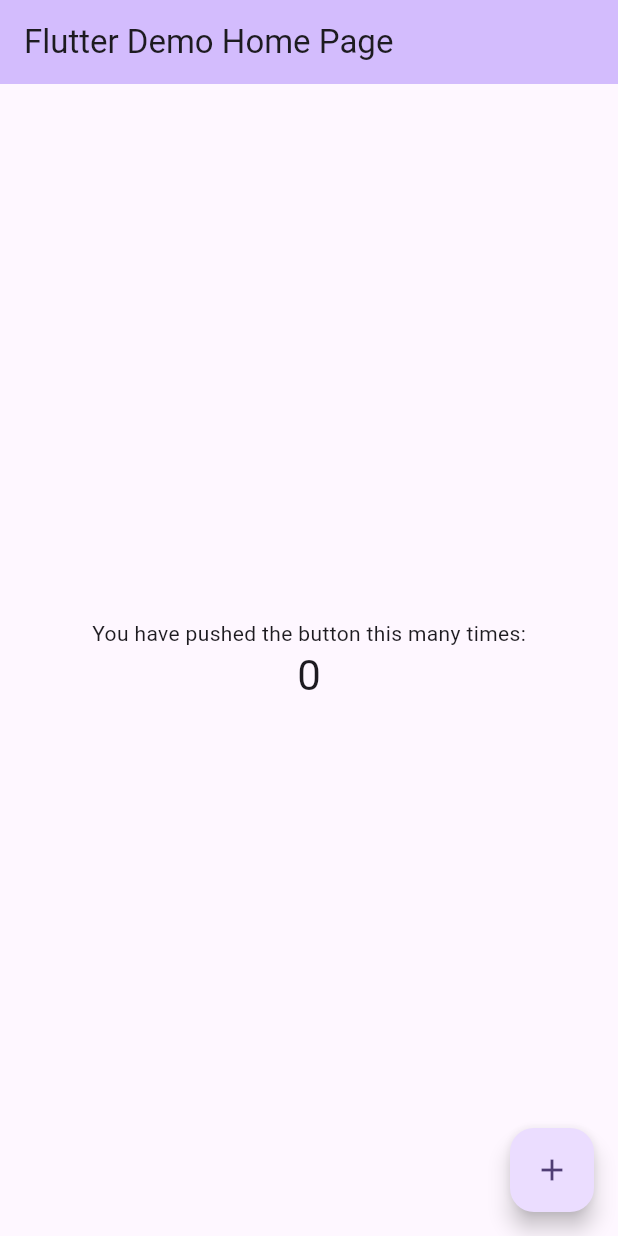
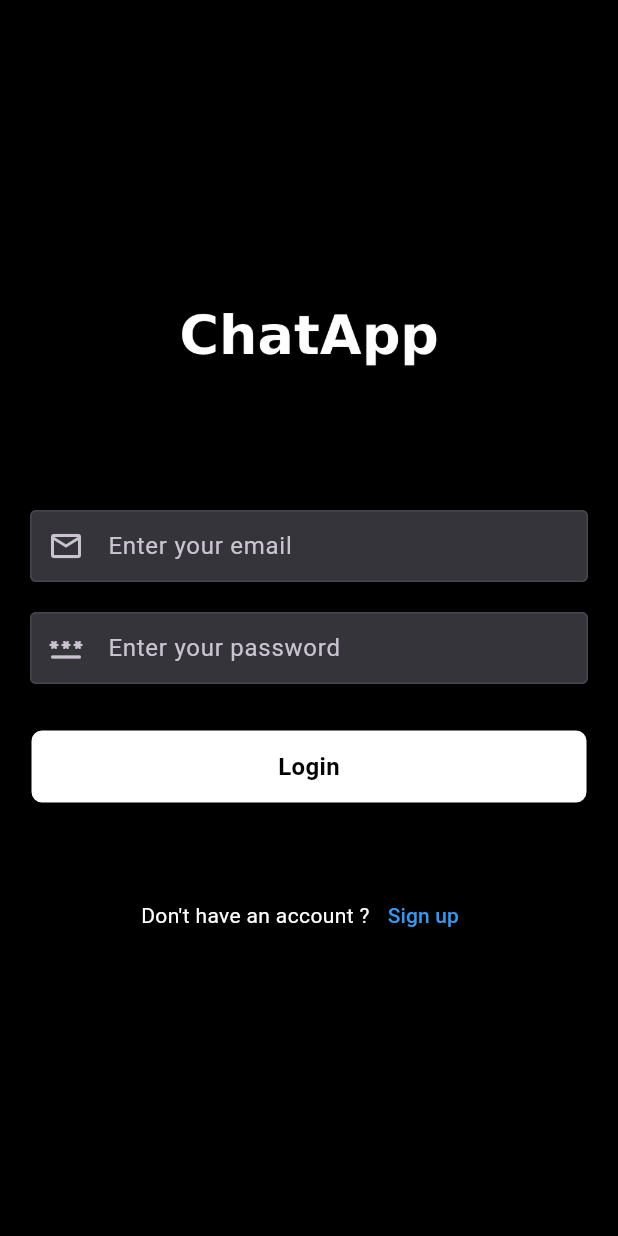
Before and after one commit to kanhaiya3152/Talksy, a Flutter app: the screen it shows after launch, on a phone screen of 412 x 824 dp. Run offline on Flutter 3.47's test engine with Material 3 defaults, Android fonts, the phone set to English and light mode, and no system bars; our stand-ins replace cloud_firestore, firebase_auth, firebase_core; accounts and stored records are empty.

Commit message:
added login screen and authorization

```diff
--- a/lib/main.dart
+++ b/lib/main.dart
@@ -1,6 +1,14 @@
+import 'package:chat_app/firebase_options.dart';
+import 'package:chat_app/screens/login_screen.dart';
+import 'package:firebase_core/firebase_core.dart';
 import 'package:flutter/material.dart';
 
-void main() {
+void main() async {
+  WidgetsFlutterBinding.ensureInitialized();
+  // await Firebase.initializeApp();
+  await Firebase.initializeApp(
+    options: DefaultFirebaseOptions.currentPlatform,
+  );
   runApp(const MyApp());
 }
 
@@ -11,115 +19,11 @@ class MyApp extends StatelessWidget {
   @override
   Widget build(BuildContext context) {
     return MaterialApp(
-      title: 'Flutter Demo',
-      theme: ThemeData(
-        // This is the theme of your application.
-        //
-        // TRY THIS: Try running your application with "flutter run". You'll see
-        // the application has a purple toolbar. Then, without quitting the app,
-        // try changing the seedColor in the colorScheme below to Colors.green
-        // and then invoke "hot reload" (save your changes or press the "hot
-        // reload" button in a Flutter-supported IDE, or press "r" if you used
-        // the command line to start the app).
-        //
-        // Notice that the counter didn't reset back to zero; the application
-        // state is not lost during the reload. To reset the state, use hot
-        // restart instead.
-        //
-        // This works for code too, not just values: Most code changes can be
-        // tested with just a hot reload.
-        colorScheme: ColorScheme.fromSeed(seedColor: Colors.deepPurple),
-        useMaterial3: true,
-      ),
-      home: const MyHomePage(title: 'Flutter Demo Home Page'),
+      title: 'Chat App',
+      debugShowCheckedModeBanner: false,
+      theme: ThemeData.dark().copyWith(
+          scaffoldBackgroundColor: Color.fromRGBO(0, 0, 0, 1)),
+      home:LoginScreen(),
     );
   }
 }
-
-class MyHomePage extends StatefulWidget {
-  const MyHomePage({super.key, required this.title});
-
-  // This widget is the home page of your application. It is stateful, meaning
-  // that it has a State object (defined below) that contains fields that affect
-  // how it looks.
-
-  // This class is the configuration for the state. It holds the values (in this
-  // case the title) provided by the parent (in this case the App widget) and
-  // used by the build method of the State. Fields in a Widget subclass are
-  // always marked "final".
-
-  final String title;
-
-  @override
-  State<MyHomePage> createState() => _MyHomePageState();
-}
-
-class _MyHomePageState extends State<MyHomePage> {
-  int _counter = 0;
-
-  void _incrementCounter() {
-    setState(() {
-      // This call to setState tells the Flutter framework that something has
-      // changed in this State, which causes it to rerun the build method below
-      // so that the display can reflect the updated values. If we changed
-      // _counter without calling setState(), then the build method would not be
-      // called again, and so nothing would appear to happen.
-      _counter++;
-    });
-  }
-
-  @override
-  Widget build(BuildContext context) {
-    // This method is rerun every time setState is called, for instance as done
-    // by the _incrementCounter method above.
-    //
-    // The Flutter framework has been optimized to make rerunning build methods
-    // fast, so that you can just rebuild anything that needs updating rather
-    // than having to individually change instances of widgets.
-    return Scaffold(
-      appBar: AppBar(
-        // TRY THIS: Try changing the color here to a specific color (to
-        // Colors.amber, perhaps?) and trigger a hot reload to see the AppBar
-        // change color while the other colors stay the same.
-        backgroundColor: Theme.of(context).colorScheme.inversePrimary,
-        // Here we take the value from the MyHomePage object that was created by
-        // the App.build method, and use it to set our appbar title.
-        title: Text(widget.title),
-      ),
-      body: Center(
-        // Center is a layout widget. It takes a single child and positions it
-        // in the middle of the parent.
-        child: Column(
-          // Column is also a layout widget. It takes a list of children and
-          // arranges them vertically. By default, it sizes itself to fit its
-          // children horizontally, and tries to be as tall as its parent.
-          //
-          // Column has various properties to control how it sizes itself and
-          // how it positions its children. Here we use mainAxisAlignment to
-          // center the children vertically; the main axis here is the vertical
-          // axis because Columns are vertical (the cross axis would be
-          // horizontal).
-          //
-          // TRY THIS: Invoke "debug painting" (choose the "Toggle Debug Paint"
-          // action in the IDE, or press "p" in the console), to see the
-          // wireframe for each widget.
-          mainAxisAlignment: MainAxisAlignment.center,
-          children: <Widget>[
-            const Text(
-              'You have pushed the button this many times:',
-            ),
-            Text(
-              '$_counter',
-              style: Theme.of(context).textTheme.headlineMedium,
-            ),
-          ],
-        ),
-      ),
-      floatingActionButton: FloatingActionButton(
-        onPressed: _incrementCounter,
-        tooltip: 'Increment',
-        child: const Icon(Icons.add),
-      ), // This trailing comma makes auto-formatting nicer for build methods.
-    );
-  }
-}
--- /dev/null
+++ b/lib/screens/login_screen.dart
@@ -0,0 +1,206 @@
+import 'package:chat_app/screens/home_screen.dart';
+import 'package:chat_app/screens/signup_screen.dart';
+import 'package:firebase_auth/firebase_auth.dart';
+import 'package:flutter/foundation.dart';
+import 'package:flutter/material.dart';
+
+class LoginScreen extends StatefulWidget {
+  const LoginScreen({super.key});
+
+  @override
+  State<LoginScreen> createState() => _LoginScreenState();
+}
+
+class _LoginScreenState extends State<LoginScreen> {
+  String password = "";
+  String email = "";
+  bool _isLoading = false;
+
+  final TextEditingController _emailController = TextEditingController();
+  final TextEditingController _passwordController = TextEditingController();
+
+  @override
+  void dispose() {
+    _emailController.dispose();
+    _passwordController.dispose();
+    super.dispose();
+  }
+
+  final _formKey = GlobalKey<FormState>();
+
+  Future<void> userLogin() async {
+    try {
+      setState(() {
+        _isLoading = true;
+      });
+      await FirebaseAuth.instance
+          .signInWithEmailAndPassword(email: email, password: password);
+
+      setState(() {
+        _isLoading = false;
+      });
+      ScaffoldMessenger.of(context).showSnackBar(
+        SnackBar(
+          backgroundColor: Colors.green,
+          content: Text("Login successfully"),
+        ),
+      );
+      Navigator.of(context).pushReplacement(
+        MaterialPageRoute(
+          builder: (ctx) => HomeScreen(),
+        ),
+      );
+    } on FirebaseAuthException catch (e) {
+      setState(() {
+        _isLoading = false;
+      });
+      print(e.code);
+      ScaffoldMessenger.of(context)
+          .showSnackBar(SnackBar(content: Text(e.code)));
+    }
+  }
+
+  @override
+  Widget build(BuildContext context) {
+    return Scaffold(
+      // backgroundColor: Colors.black,
+      body: SingleChildScrollView(
+        child: Container(
+          margin: EdgeInsets.only(left: 20, right: 20, top: 150),
+          child: Form(
+            key: _formKey,
+            child: Column(
+              crossAxisAlignment: CrossAxisAlignment.center,
+              children: [
+                Container(
+                  child: Image.asset(
+                    "assets/text.png",
+                    height: 140,
+                    width: 200,
+                  ),
+                ),
+                SizedBox(
+                  height: 50,
+                ),
+                TextFormField(
+                  controller: _emailController,
+                  validator: (value) {
+                    if (value == null ||
+                        value.isEmpty ||
+                        !value.contains("@")) {
+                      return "Please enter valid email";
+                    }
+                    return null;
+                  },
+                  keyboardType: TextInputType.emailAddress,
+                  decoration: InputDecoration(
+                      hintText: "Enter your email",
+                      // fillColor: Colors.black54,
+                      prefixIcon: Icon(Icons.email_outlined),
+                      // hintStyle: TextStyle(color: Colors.white),
+                      focusedBorder: OutlineInputBorder(
+                          borderSide: Divider.createBorderSide(context)),
+                      enabledBorder: OutlineInputBorder(
+                          borderSide: Divider.createBorderSide(context)),
+                      filled: true,
+                      contentPadding: const EdgeInsets.all(8),
+                      border: OutlineInputBorder(
+                          borderSide: Divider.createBorderSide(context))),
+                ),
+                SizedBox(
+                  height: 20,
+                ),
+                TextFormField(
+                  controller: _passwordController,
+                  validator: (value) {
+                    if (value == null || value.isEmpty) {
+                      return "Please enter password";
+                    }
+                    return null;
+                  },
+                  keyboardType: TextInputType.text,
+                  obscureText: true,
+                  decoration: InputDecoration(
+                      hintText: "Enter your password",
+                      prefixIcon: Icon(Icons.password_rounded),
+                      focusedBorder: OutlineInputBorder(
+                          borderSide: Divider.createBorderSide(context)),
+                      enabledBorder: OutlineInputBorder(
+                          borderSide: Divider.createBorderSide(context)),
+                      filled: true,
+                      contentPadding: const EdgeInsets.all(8),
+                      border: OutlineInputBorder(
+                          borderSide: Divider.createBorderSide(context))),
+                ),
+                SizedBox(
+                  height: 30,
+                ),
+                GestureDetector(
+                  onTap: () async {
+                    if (_formKey.currentState!.validate()) {
+                      setState(() {
+                        email = _emailController.text;
+                        password = _passwordController.text;
+                      });
+                    }
+                    userLogin();
+                  },
+                  child: Container(
+                    height: 50,
+                    width: double.infinity,
+                    decoration: BoxDecoration(
+                      color: Colors.white,
+                      border: Border.all(),
+                      borderRadius: BorderRadius.circular(8),
+                    ),
+                    child: _isLoading
+                        ? Center(
+                            child: SizedBox(
+                              height: 25,
+                              width: 25,
+                                child: CircularProgressIndicator(
+                              color: Colors.black,
+                            )),
+                          )
+                        : Center(
+                            child: Text(
+                            "Login",
+                            style: TextStyle(
+                                color: Colors.black,
+                                fontWeight: FontWeight.bold,
+                                fontSize: 16),
+                          )),
+                  ),
+                ),
+                SizedBox(
+                  height: 50,
+                ),
+                Row(
+                  mainAxisAlignment: MainAxisAlignment.center,
+                  children: [
+                    const Text(
+                      "Don't have an account ?",
+                      style: TextStyle(fontSize: 14, color: Colors.white),
+                    ),
+                    TextButton(
+                      onPressed: () {
+                        Navigator.of(context).pushReplacement(
+                          MaterialPageRoute(
+                            builder: (ctx) => SignupScreen(),
+                          ),
+                        );
+                      },
+                      child: const Text('Sign up',
+                          style: TextStyle(
+                              color: Color(0XFF3797EF), fontSize: 14)),
+                    )
+                  ],
+                )
+              ],
+            ),
+          ),
+        ),
+      ),
+    );
+  }
+}
```
